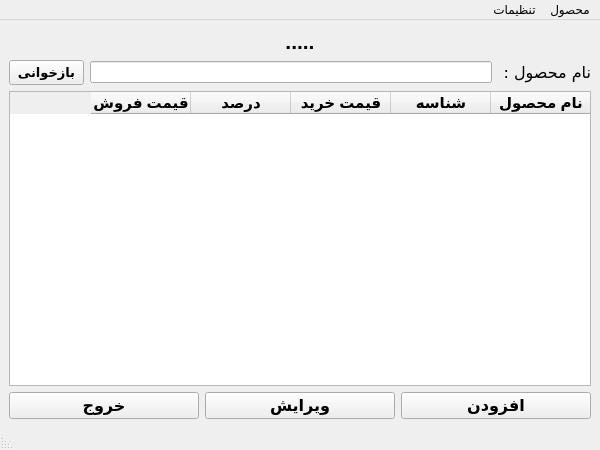
First picture: the form in GUI/UI_Files/main_window.ui, repository Hojjatrt/Accounting, before the edit.
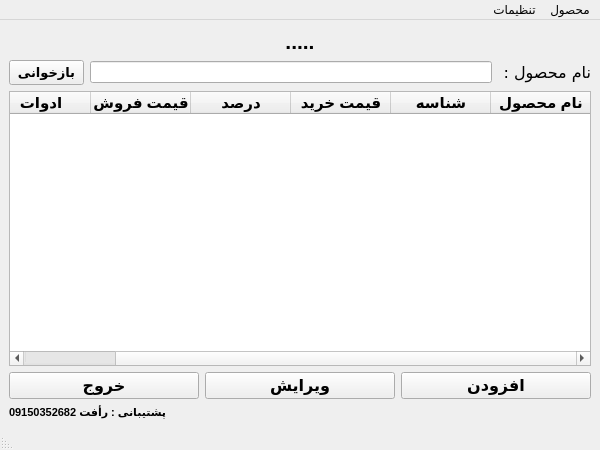
Second picture: the form after the edit. Icons and pictures are not drawn.

Commit message: add txt sales price for accessories in the all ui files

```diff
--- a/GUI/UI_Files/main_window.ui
+++ b/GUI/UI_Files/main_window.ui
@@ -25,6 +25,9 @@
   <property name="layoutDirection">
    <enum>Qt::RightToLeft</enum>
   </property>
+  <property name="documentMode">
+   <bool>false</bool>
+  </property>
   <widget class="QWidget" name="centralwidget">
    <layout class="QVBoxLayout" name="verticalLayout">
     <item>
@@ -190,6 +193,11 @@
         <string>قیمت فروش</string>
        </property>
       </column>
+      <column>
+       <property name="text">
+        <string>ادوات</string>
+       </property>
+      </column>
      </widget>
     </item>
     <item>
@@ -241,6 +249,27 @@
       </item>
      </layout>
     </item>
+    <item>
+     <widget class="QLabel" name="lbl_datetime_2">
+      <property name="font">
+       <font>
+        <family>Arial</family>
+        <pointsize>8</pointsize>
+        <weight>75</weight>
+        <bold>true</bold>
+       </font>
+      </property>
+      <property name="text">
+       <string>پشتیبانی : رأفت 09150352682</string>
+      </property>
+      <property name="alignment">
+       <set>Qt::AlignRight|Qt::AlignTrailing|Qt::AlignVCenter</set>
+      </property>
+      <property name="wordWrap">
+       <bool>true</bool>
+      </property>
+     </widget>
+    </item>
    </layout>
   </widget>
   <widget class="QMenuBar" name="menubar">
```
Left out of the diff: 1 changed line with no effect on the pictures. The commit also changes 5 other files.
